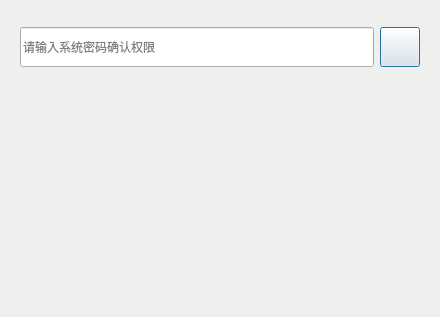
ChinaClever/BusBar-Qt, file setting/setsystem/checkpassworddlg.ui: the form before one commit.
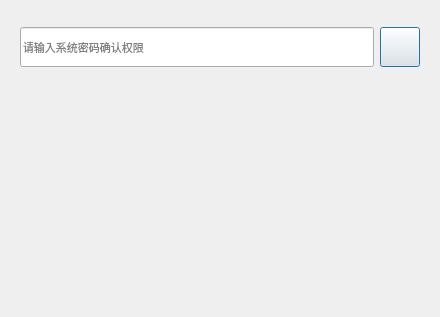
The form after the commit. Icons and pictures are not drawn.

The edit to the form file:
```diff
--- a/setting/setsystem/checkpassworddlg.ui
+++ b/setting/setsystem/checkpassworddlg.ui
@@ -10,9 +10,20 @@
     <height>317</height>
    </rect>
   </property>
+  <property name="font">
+   <font>
+    <family>Ubuntu</family>
+    <pointsize>8</pointsize>
+    <italic>false</italic>
+    <bold>false</bold>
+   </font>
+  </property>
   <property name="windowTitle">
    <string>Dialog</string>
   </property>
+  <property name="styleSheet">
+   <string notr="true">font: 8pt &quot;Ubuntu&quot;;</string>
+  </property>
   <property name="modal">
    <bool>false</bool>
   </property>
```
